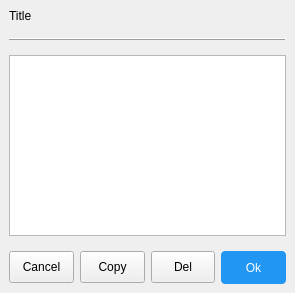
ic005k/Knot, file src/Comm/ShowMessage.ui: the form before one commit.
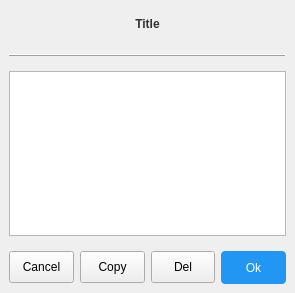
The form after the commit.

```diff
--- a/src/Comm/ShowMessage.ui
+++ b/src/Comm/ShowMessage.ui
@@ -40,9 +40,64 @@
           <verstretch>0</verstretch>
          </sizepolicy>
         </property>
+        <property name="styleSheet">
+         <string notr="true">QLabel {
+    /* 基础样式 */
+    padding: 8px 16px;
+    border-radius: 4px;
+    font-weight: bold;
+    qproperty-alignment: 'AlignCenter';
+    
+    /* 默认亮色主题渐变 */
+    background-color: qlineargradient(
+        spread:pad, 
+        x1:0, y1:0, x2:1, y2:0,
+        stop:0   #a0a0a0,
+        stop:0.5 #ffffff,
+        stop:1   #a0a0a0
+    );
+    color: #333333;
+}
+
+/* 暗黑主题适配 */
+QLabel[darkMode=&quot;true&quot;] {
+    background-color: qlineargradient(
+        spread:pad, 
+        x1:0, y1:0, x2:1, y2:0,
+        stop:0   #505050,
+        stop:0.5 #202020,
+        stop:1   #505050
+    );
+    color: #f0f0f0;
+}
+
+/* 添加立体边框增强效果 */
+QLabel {
+    border: 1px solid qlineargradient(
+        spread:pad, 
+        x1:0, y1:0, x2:1, y2:0,
+        stop:0   rgba(0,0,0,0.2),
+        stop:0.5 rgba(255,255,255,0.5),
+        stop:1   rgba(0,0,0,0.2)
+    );
+}
+
+QLabel[darkMode=&quot;true&quot;] {
+    border: 1px solid qlineargradient(
+        spread:pad, 
+        x1:0, y1:0, x2:1, y2:0,
+        stop:0   rgba(255,255,255,0.1),
+        stop:0.5 rgba(0,0,0,0.3),
+        stop:1   rgba(255,255,255,0.1)
+    );
+}</string>
+        </property>
         <property name="text">
          <string>Title</string>
         </property>
+        <property name="alignment">
+         <set>Qt::AlignmentFlag::AlignCenter</set>
+        </property>
        </widget>
       </item>
       <item>
```
